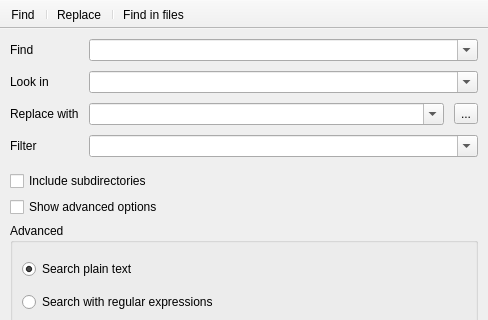
Qt form src/ui/frmsearchreplace.ui (notepadqq/notepadqq) before a commit; both pictures show x 0 to 488 and y 0 to 320 of the 488 by 542 pixel window.
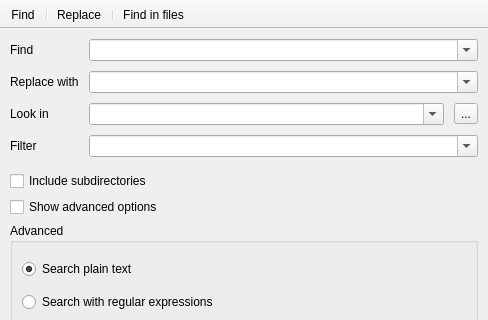
The same form after that commit. Icons and pictures are not drawn.

Commit message: Fix label positions

```diff
--- a/src/ui/frmsearchreplace.ui
+++ b/src/ui/frmsearchreplace.ui
@@ -52,7 +52,7 @@
          </widget>
         </item>
         <item>
-         <widget class="QLabel" name="lblLookIn">
+         <widget class="QLabel" name="lblReplace">
           <property name="sizePolicy">
            <sizepolicy hsizetype="Fixed" vsizetype="Preferred">
             <horstretch>0</horstretch>
@@ -60,12 +60,12 @@
            </sizepolicy>
           </property>
           <property name="text">
-           <string>Look in</string>
+           <string>Replace with</string>
           </property>
          </widget>
         </item>
         <item>
-         <widget class="QLabel" name="lblReplace">
+         <widget class="QLabel" name="lblLookIn">
           <property name="sizePolicy">
            <sizepolicy hsizetype="Fixed" vsizetype="Preferred">
             <horstretch>0</horstretch>
@@ -73,7 +73,7 @@
            </sizepolicy>
           </property>
           <property name="text">
-           <string>Replace with</string>
+           <string>Look in</string>
           </property>
          </widget>
         </item>
```
